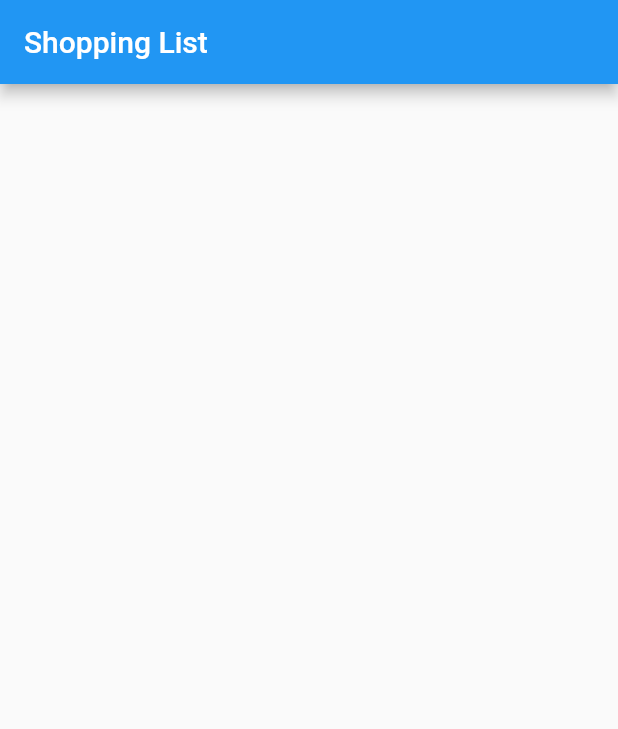
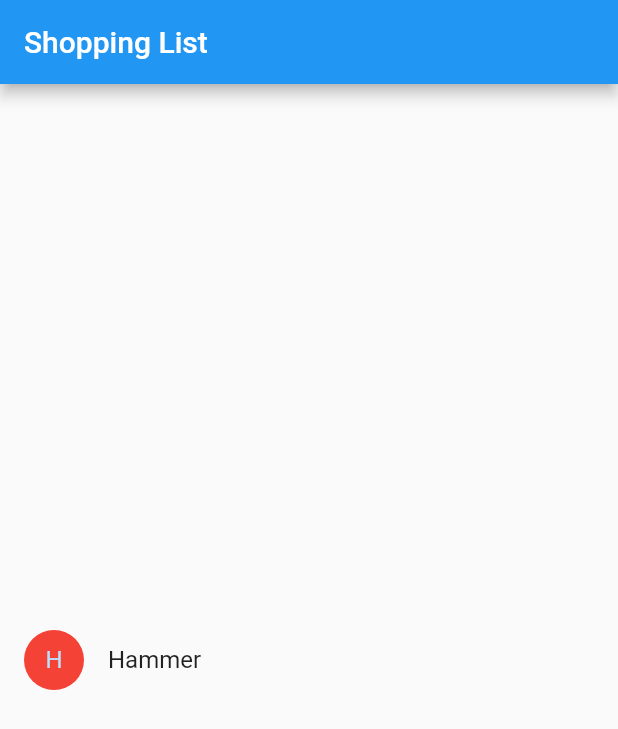
Before and after one commit to JosipTr/shopping-list, a Flutter app: the screen it shows after launch, on a phone screen of 412 x 824 dp. Shown: the top 729 px of the screen. Run offline on Flutter 3.47's test engine with Material 2 defaults, Android fonts, the phone set to English and light mode, and no system bars.

Commit message:
Create ShoppingListItem class

```diff
--- a/lib/main.dart
+++ b/lib/main.dart
@@ -14,6 +14,7 @@ class MyApp extends StatelessWidget {
         appBar: AppBar(
           title: const Text("Shopping List"),
         ),
+        body: ShoppingListItem(product: Product(name: "Hammer"), inCart: true, onCartChanged: (product, inCart) {}),
       ),
     );
   }
@@ -26,3 +27,29 @@ class Product {
 }
 
 typedef CartChangedCallback = Function(Product product, bool inCart);
+
+class ShoppingListItem extends StatelessWidget {
+  final Product product;
+  final bool inCart;
+  final CartChangedCallback onCartChanged;
+
+  ShoppingListItem(
+      {Key? key,
+      required this.product,
+      required this.inCart,
+      required this.onCartChanged})
+      : super(key: ObjectKey(product));
+
+  @override
+  Widget build(BuildContext context) {
+    return Center(
+      child: ListTile(
+        leading: CircleAvatar(
+          backgroundColor: Colors.red,
+          child: Text(product.name[0]),
+        ),
+        title: Text(product.name)
+      ),
+    );
+  }
+}
```
